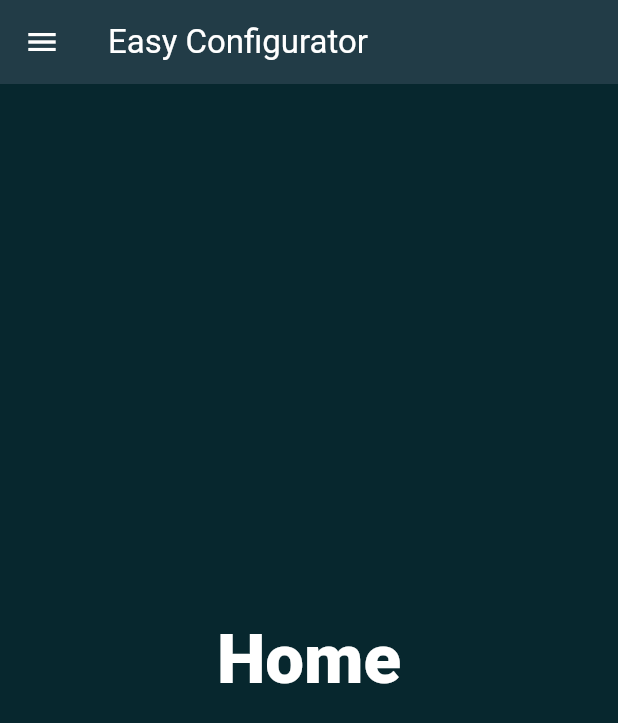
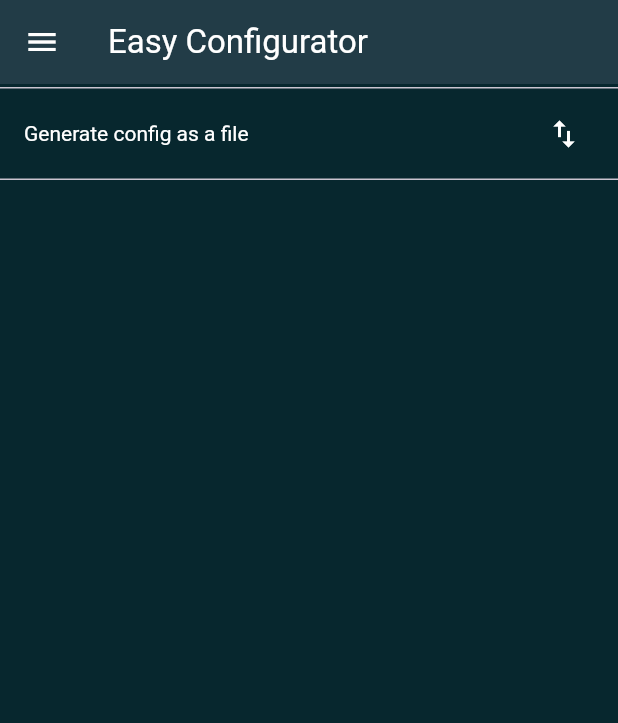
Before and after one commit to LucisUrbe/easy_configurator, a Flutter app: the screen it shows after launch, on a phone screen of 412 x 824 dp. Shown: the top 723 px of the screen. Run offline on Flutter 3.47's test engine with Material 3 defaults, Android fonts, the phone set to English and light mode, and no system bars; our stand-ins replace file_picker, sidebarx; generated files the repository leaves out were written again.

Commit message:
feat: support JSON object saved to a file

```diff
--- a/lib/src/localization/app_en.arb
+++ b/lib/src/localization/app_en.arb
@@ -102,5 +102,6 @@
   "dnsReverseMapping": "Enable reverse mapping",
   "dnsReverseMappingSubtitle": "Stores a reverse mapping of IP addresses after responding to a DNS query in order to provide domain names when routing. Problematic in macOS.",
   "dnsFakeIP": "Fake IP",
+  "homeGenerateConfig": "Generate config as a file",
   "dialFields": "Dial Fields"
 }
--- a/lib/src/screens.dart
+++ b/lib/src/screens.dart
@@ -3,6 +3,7 @@ import 'package:sidebarx/sidebarx.dart';
 
 import 'colors.dart';
 import 'sidebar.dart';
+import 'tabs/tab_home.dart';
 import 'tabs/tab_log.dart';
 import 'tabs/tab_dns.dart';
 import 'tabs/tab_ntp.dart';
@@ -24,6 +25,8 @@ class ScreensWidget extends StatelessWidget {
       builder: (context, child) {
         final pageTitle = getTitleByIndex(controller.selectedIndex, context);
         switch (controller.selectedIndex) {
+          case 0:
+            return const HomeTabWidget();
           case 1:
             return const LogTabWidget();
           case 2:
--- a/lib/src/tabs/tab_dns.dart
+++ b/lib/src/tabs/tab_dns.dart
@@ -384,11 +384,11 @@ class _DNSTabWidgetState extends State<DNSTabWidget> {
                 });
               },
               title: Text(
-                AppLocalizations.of(context)!.disableLogging,
+                AppLocalizations.of(context)!.dnsReverseMapping,
                 style: const TextStyle(color: white),
               ),
               subtitle: Text(
-                AppLocalizations.of(context)!.disableLoggingSubtitle,
+                AppLocalizations.of(context)!.dnsReverseMappingSubtitle,
                 style: const TextStyle(color: gray),
               ),
             ),
--- a/lib/src/tabs/tab_experimental.dart
+++ b/lib/src/tabs/tab_experimental.dart
@@ -1,10 +1,10 @@
-import 'package:easy_configurator/src/tabs/experimental/clash_api.dart';
 import 'package:flutter_gen/gen_l10n/app_localizations.dart';
 import 'package:flutter/material.dart';
 
 import '../colors.dart';
 import '../store.dart';
 import 'experimental/cache_file.dart';
+import 'experimental/clash_api.dart';
 
 class ExperimentalTabWidget extends StatefulWidget {
   const ExperimentalTabWidget({super.key});
--- /dev/null
+++ b/lib/src/tabs/tab_home.dart
@@ -0,0 +1,54 @@
+import 'dart:io';
+import 'dart:convert';
+
+import 'package:flutter_gen/gen_l10n/app_localizations.dart';
+import 'package:flutter/material.dart';
+import 'package:file_picker/file_picker.dart';
+
+import '../colors.dart';
+import '../store_map.dart';
+
+class HomeTabWidget extends StatefulWidget {
+  const HomeTabWidget({super.key});
+
+  @override
+  State<HomeTabWidget> createState() => _HomeTabWidgetState();
+}
+
+class _HomeTabWidgetState extends State<HomeTabWidget> {
+  @override
+  Widget build(BuildContext context) {
+    const dividerHeight = 5.0;
+    return Scaffold(
+      body: SingleChildScrollView(
+        child: Column(
+          children: <Widget>[
+            const Divider(height: dividerHeight),
+            ListTile(
+              title: Text(AppLocalizations.of(context)!.homeGenerateConfig),
+              titleTextStyle: const TextStyle(color: white),
+              trailing: const Icon(
+                Icons.import_export,
+                color: white,
+              ),
+              onTap: () async {
+                // set state here if needed
+                if (Platform.isWindows ||
+                    Platform.isMacOS ||
+                    Platform.isLinux) {
+                  final String? outputFile = await FilePicker.platform.saveFile(
+                    dialogTitle: 'Please select an output file:',
+                    fileName: 'config.json',
+                  );
+                  final File file = File(outputFile!);
+                  await file.writeAsString(jsonEncode(buildConfig()));
+                }
+              },
+            ),
+            const Divider(height: dividerHeight),
+          ],
+        ),
+      ),
+    );
+  }
+}
--- a/pubspec.yaml
+++ b/pubspec.yaml
@@ -10,6 +10,7 @@ environment:
   sdk: '>=3.2.6 <4.0.0'
 
 dependencies:
+  file_picker: ^6.2.0
   flutter:
     sdk: flutter
   flutter_localizations:
```
Also changed, not shown: lib/src/store_map.dart (added, +125 -0 lines), pubspec.lock, 9 other files.
